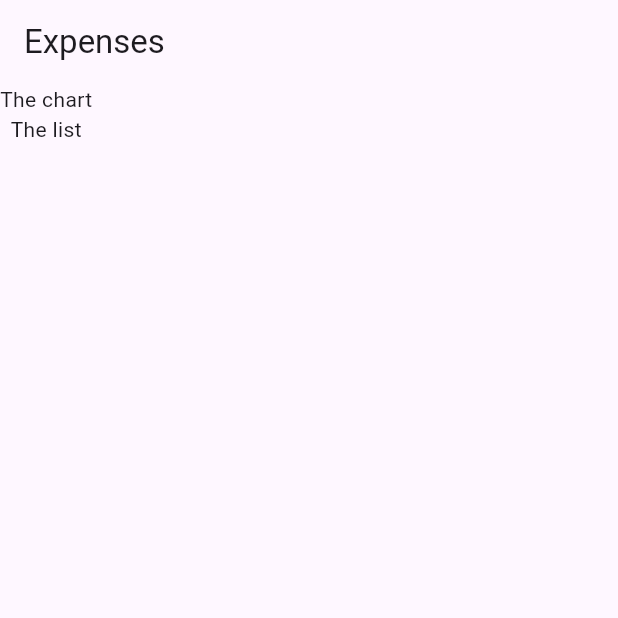
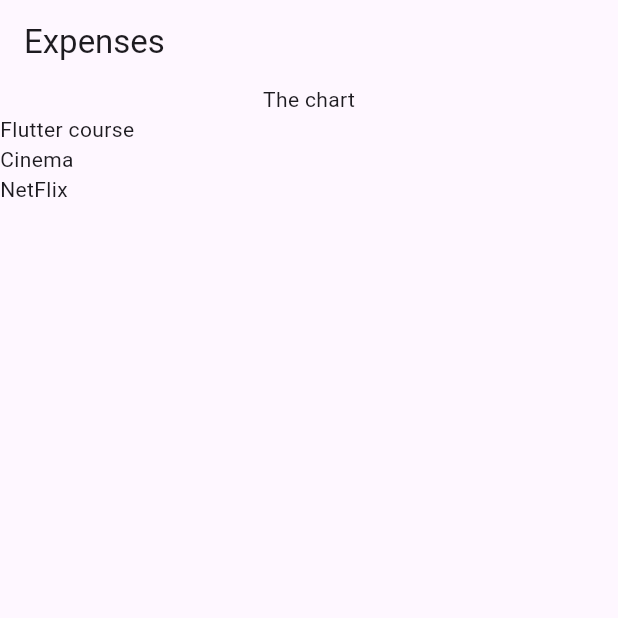
Before and after one commit to Rikstam/expense-tracker, a Flutter app: the screen it shows after launch, on a phone screen of 412 x 824 dp, the top half of it. Run offline on Flutter 3.47's test engine with Material 3 defaults, Android fonts, the phone set to English and light mode, and no system bars.

Commit message:
ExpensesList with dummy data

```diff
--- a/lib/expenses.dart
+++ b/lib/expenses.dart
@@ -1,3 +1,5 @@
+import 'package:expense_tracker/models/expense.dart';
+import 'package:expense_tracker/expenses_list.dart';
 import 'package:flutter/material.dart';
 
 class Expenses extends StatefulWidget {
@@ -10,15 +12,35 @@ class Expenses extends StatefulWidget {
 }
 
 class _ExpensesState extends State<Expenses> {
+  final List<Expense> _registeredExpenses = [
+    Expense(
+        title: 'Flutter course',
+        amount: 19.99,
+        date: DateTime.now(),
+        category: Category.work),
+    Expense(
+        title: 'Cinema',
+        amount: 9.99,
+        date: DateTime.now(),
+        category: Category.leisure),
+    Expense(
+        title: 'NetFlix',
+        amount: 15.99,
+        date: DateTime.now(),
+        category: Category.leisure),
+  ];
+
   @override
   Widget build(BuildContext context) {
     return Scaffold(
       appBar: AppBar(
         title: const Text('Expenses'),
       ),
-      body: Column(children: const [
+      body: Column(children: [
         Text('The chart'),
-        Text('The list'),
+        Expanded(
+          child: ExpensesList(expenses: _registeredExpenses),
+        ),
       ]),
     );
   }
--- /dev/null
+++ b/lib/expenses_list.dart
@@ -0,0 +1,19 @@
+import 'package:flutter/material.dart';
+import 'package:expense_tracker/models/expense.dart';
+
+class ExpensesList extends StatelessWidget {
+  const ExpensesList({
+    super.key,
+    required this.expenses,
+  });
+
+  final List<Expense> expenses;
+
+  @override
+  Widget build(BuildContext context) {
+    return ListView.builder(
+      itemCount: expenses.length,
+      itemBuilder: (ctx, index) => Text(expenses[index].title),
+    );
+  }
+}
--- a/lib/models/expense.dart
+++ b/lib/models/expense.dart
@@ -1,6 +1,7 @@
 import 'package:uuid/uuid.dart';
 
 const uuid = Uuid();
+
 enum Category {
   food,
   travel,
```
